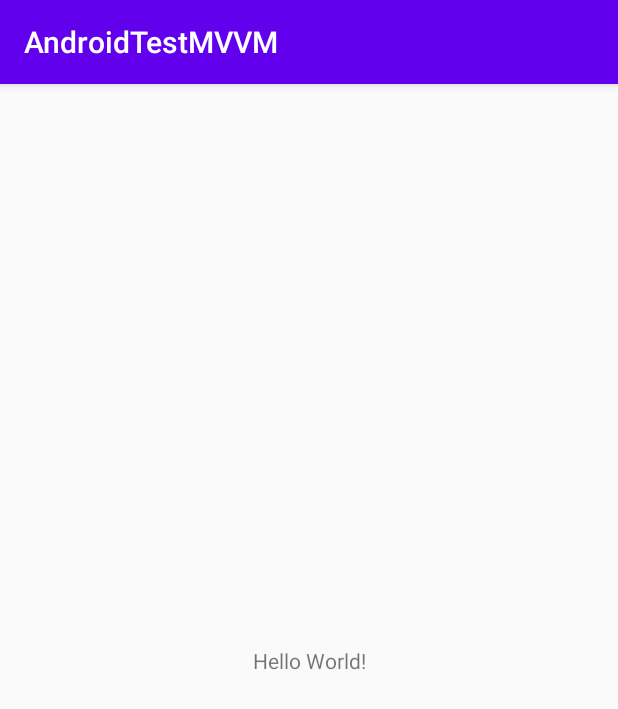
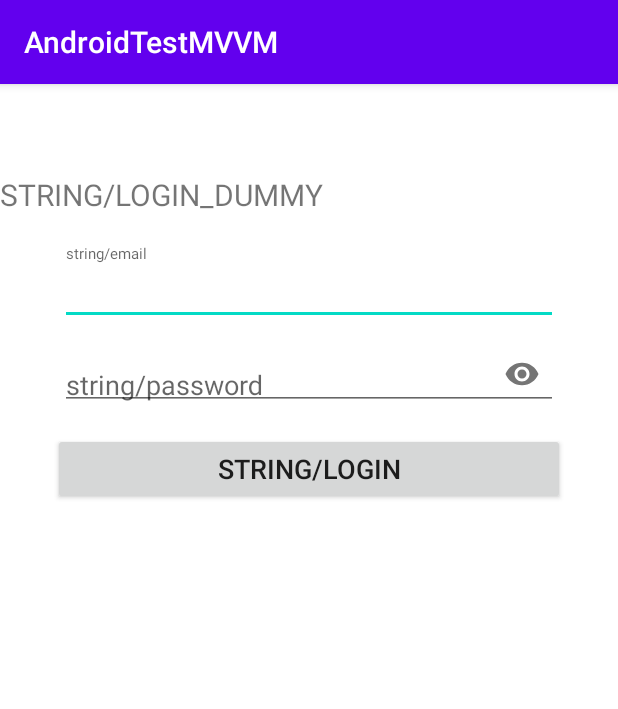
Before and after one commit to vantangst/android-test-mvvm, an Android app: the screen it shows after launch (MainActivity before the commit, LoginActivity after it), on a phone screen of 412 x 824 dp. Shown: the top 709 px of the screen. Run offline under Robolectric (Android 15) with nearby library versions, the phone set to English and light mode, and no system bars; our stand-ins replace RxJava, data binding.

Commit message:
integrate login feature part 1(basic)

```diff
--- a/app/src/main/AndroidManifest.xml
+++ b/app/src/main/AndroidManifest.xml
@@ -2,6 +2,7 @@
 <manifest xmlns:android="http://schemas.android.com/apk/res/android"
     package="test.com.androidtestmvvm">
 
+    <uses-permission android:name="android.permission.INTERNET" />
     <uses-permission android:name="android.permission.ACCESS_NETWORK_STATE" />
 
     <application
@@ -10,14 +11,16 @@
         android:label="@string/app_name"
         android:roundIcon="@mipmap/ic_launcher_round"
         android:supportsRtl="true"
+        android:usesCleartextTraffic="true"
         android:theme="@style/AppTheme">
-        <activity android:name=".MainActivity">
+        <activity android:name=".ui.login.view.LoginActivity">
             <intent-filter>
                 <action android:name="android.intent.action.MAIN" />
 
                 <category android:name="android.intent.category.LAUNCHER" />
             </intent-filter>
         </activity>
+        <activity android:name=".MainActivity"/>
     </application>
 
 </manifest>
--- a/app/src/main/java/test/com/androidtestmvvm/data/network/DemoServices.kt
+++ b/app/src/main/java/test/com/androidtestmvvm/data/network/DemoServices.kt
@@ -19,7 +19,7 @@ interface DemoServices {
     fun login(@Field("email")email : String, @Field("password")password : String): Observable<LoginResponse>
 
     companion object {
-        fun create(context: Context): DemoServices {
+        fun create(): DemoServices {
             val client = OkHttpClient.Builder()
             if (BuildConfig.DEBUG) {
                 val interceptor = HttpLoggingInterceptor()
--- a/app/src/main/java/test/com/androidtestmvvm/ui/base/BaseActivity.kt
+++ b/app/src/main/java/test/com/androidtestmvvm/ui/base/BaseActivity.kt
@@ -1,14 +1,20 @@
 package test.com.androidtestmvvm.ui.base
 
 import android.app.Dialog
-import android.widget.ProgressBar
+import android.os.Bundle
+import androidx.annotation.LayoutRes
 import androidx.appcompat.app.AppCompatActivity
+import androidx.databinding.DataBindingUtil
+import androidx.databinding.ViewDataBinding
+import androidx.annotation.Nullable
 import test.com.androidtestmvvm.utils.CommonUtils
 import test.com.androidtestmvvm.utils.NetworkUtils
 
 
-open class BaseActivity : AppCompatActivity() {
+abstract class BaseActivity<T : ViewDataBinding, V : BaseViewModel<*>> : AppCompatActivity() {
     private var progressDialog: Dialog? = null
+    private lateinit var viewDataBinding: T
+    private var viewModel: V? = null
 
     fun hideLoading() {
         progressDialog?.let {
@@ -26,4 +32,40 @@ open class BaseActivity : AppCompatActivity() {
         hideLoading()
         progressDialog = CommonUtils().showLoadingDialog(this)
     }
+
+    /**
+     * Override for set binding variable
+     *
+     * @return variable id
+     */
+    abstract fun getBindingVariable(): Int
+
+    /**
+     * @return layout resource id
+     */
+    @LayoutRes
+    abstract fun getLayoutId(): Int
+
+    /**
+     * Override for set view model
+     *
+     * @return view model instance
+     */
+    abstract fun getViewModel(): V
+
+    override fun onCreate(@Nullable savedInstanceState: Bundle?) {
+        super.onCreate(savedInstanceState)
+        performDataBinding()
+    }
+
+    open fun getViewDataBinding(): T {
+        return viewDataBinding
+    }
+
+    open fun performDataBinding() {
+        viewDataBinding = DataBindingUtil.setContentView<T>(this, getLayoutId())
+        this.viewModel = if (viewModel == null) getViewModel() else viewModel
+        viewDataBinding.setVariable(getBindingVariable(), viewModel)
+        viewDataBinding.executePendingBindings()
+    }
 }
--- /dev/null
+++ b/app/src/main/java/test/com/androidtestmvvm/ui/base/BaseViewModel.kt
@@ -0,0 +1,32 @@
+package test.com.androidtestmvvm.ui.base
+
+import androidx.lifecycle.ViewModel
+import io.reactivex.disposables.CompositeDisposable
+import java.lang.ref.WeakReference
+
+
+abstract class BaseViewModel<N> : ViewModel() {
+    private var compositeDisposable: CompositeDisposable? = null
+    private var navigator: WeakReference<N>? = null
+
+    init {
+        compositeDisposable = CompositeDisposable()
+    }
+
+    override fun onCleared() {
+        compositeDisposable?.dispose()
+        super.onCleared()
+    }
+
+    fun getCompositeDisposable(): CompositeDisposable? {
+        return compositeDisposable
+    }
+
+    open fun getNavigator(): N? {
+        return navigator?.get()
+    }
+
+    open fun setNavigator(navigator: N) {
+        this.navigator = WeakReference(navigator)
+    }
+}
--- /dev/null
+++ b/app/src/main/java/test/com/androidtestmvvm/ui/login/view/LoginActivity.kt
@@ -0,0 +1,54 @@
+package test.com.androidtestmvvm.ui.login.view
+
+import android.os.Bundle
+import android.widget.Toast
+import androidx.lifecycle.ViewModelProviders
+import test.com.androidtestmvvm.BR
+import test.com.androidtestmvvm.R
+import test.com.androidtestmvvm.databinding.ActivityLoginBinding
+import test.com.androidtestmvvm.ui.base.BaseActivity
+
+
+class LoginActivity : BaseActivity<ActivityLoginBinding, LoginViewModel>(), LoginNavigator{
+
+    private lateinit var loginViewModel: LoginViewModel
+    private lateinit var activityLoginBinding: ActivityLoginBinding
+
+    override fun onCreate(savedInstanceState: Bundle?) {
+        super.onCreate(savedInstanceState)
+        activityLoginBinding = getViewDataBinding()
+        loginViewModel.setNavigator(this)
+    }
+
+    override fun getBindingVariable(): Int {
+        return BR.viewModel
+    }
+
+    override fun getLayoutId(): Int {
+        return R.layout.activity_login
+    }
+
+    override fun getViewModel(): LoginViewModel {
+        loginViewModel = ViewModelProviders.of(this).get(LoginViewModel::class.java)
+        return this.loginViewModel
+    }
+
+    override fun handleError(throwable: Throwable?) {
+        TODO("not implemented") //To change body of created functions use File | Settings | File Templates.
+    }
+
+    override fun login() {
+        val email: String = activityLoginBinding.etEmail.text.toString()
+        val password: String = activityLoginBinding.etPassword.text.toString()
+        if (loginViewModel.isSignInDataValid(email, password)) {
+            loginViewModel.login(email, password)
+        } else {
+            Toast.makeText(this, "getString(R.string.invalid_email_password)", Toast.LENGTH_SHORT)
+                .show()
+        }
+    }
+
+    override fun openMainActivity() {
+        TODO("not implemented") //To change body of created functions use File | Settings | File Templates.
+    }
+}
--- /dev/null
+++ b/app/src/main/java/test/com/androidtestmvvm/ui/login/view/LoginNavigator.kt
@@ -0,0 +1,9 @@
+package test.com.androidtestmvvm.ui.login.view
+
+interface LoginNavigator {
+    fun handleError(throwable: Throwable?)
+
+    fun login()
+
+    fun openMainActivity()
+}
--- /dev/null
+++ b/app/src/main/java/test/com/androidtestmvvm/ui/login/view/LoginViewModel.kt
@@ -0,0 +1,55 @@
+package test.com.androidtestmvvm.ui.login.view
+
+import android.content.Context
+import android.text.TextUtils
+import io.reactivex.android.schedulers.AndroidSchedulers
+import io.reactivex.schedulers.Schedulers
+import test.com.androidtestmvvm.data.network.DemoServices
+import test.com.androidtestmvvm.ui.base.BaseViewModel
+import test.com.androidtestmvvm.utils.CommonUtils
+
+class LoginViewModel : BaseViewModel<LoginNavigator>(){
+
+    fun isSignInDataValid(email: String, password: String) : Boolean{
+        if (TextUtils.isEmpty(email)) {
+            return false
+        }
+        if (!CommonUtils().isEmailValid(email)) {
+            return false
+        }
+        if (TextUtils.isEmpty(password)) {
+            return false
+        }
+        return true
+    }
+
+    fun login(email: String, password: String) {
+        getCompositeDisposable()?.add(DemoServices.create().login(email, password)
+            .subscribeOn(Schedulers.io())
+            .observeOn(AndroidSchedulers.mainThread())
+            .subscribe(
+                { response ->
+                    if (response != null ) {
+                        if(response.result) {
+                            //success
+                        } else {
+                            //error
+                        }
+                    }
+                    else {
+                        //error
+                    }
+                    //hideDialogProgress()
+                },
+
+                { error ->
+                    //hideDialogProgress()
+                    //show error
+                }
+            ))
+    }
+
+    fun onServerLoginClick() {
+        getNavigator()?.login()
+    }
+}
--- a/app/src/main/java/test/com/androidtestmvvm/utils/CommonUtils.kt
+++ b/app/src/main/java/test/com/androidtestmvvm/utils/CommonUtils.kt
@@ -4,8 +4,10 @@ import android.app.Dialog
 import android.content.Context
 import android.graphics.Color
 import android.graphics.drawable.ColorDrawable
+import android.util.Patterns
 import android.view.LayoutInflater
 import test.com.androidtestmvvm.R
+
 
 class CommonUtils {
     fun showLoadingDialog(context: Context) : Dialog {
@@ -18,4 +20,8 @@ class CommonUtils {
         }
         return dialog
     }
+
+    fun isEmailValid(email: String): Boolean {
+        return Patterns.EMAIL_ADDRESS.matcher(email).matches()
+    }
 }
--- /dev/null
+++ b/app/src/main/res/layout/activity_login.xml
@@ -0,0 +1,105 @@
+<layout xmlns:android="http://schemas.android.com/apk/res/android"
+    xmlns:app="http://schemas.android.com/apk/res-auto"
+    xmlns:tools="http://schemas.android.com/tools"
+    tools:context="com.mindorks.framework.mvvm.ui.login.LoginActivity">
+
+    <data>
+
+        <import type="android.view.View" />
+
+        <variable
+            name="viewModel"
+            type="test.com.androidtestmvvm.ui.login.view.LoginViewModel" />
+
+    </data>
+
+    <FrameLayout
+        android:layout_width="match_parent"
+        android:layout_height="match_parent">
+
+        <RelativeLayout
+
+            android:id="@+id/activityMain"
+            android:layout_width="match_parent"
+            android:layout_height="match_parent"
+            android:background="@android:color/white">
+
+            <TextView
+                android:id="@+id/tv_title"
+                android:layout_width="wrap_content"
+                android:layout_height="wrap_content"
+                android:layout_gravity="center|top"
+                android:layout_marginTop="60dp"
+                android:text="string/login_dummy"
+                android:textAllCaps="true"
+                android:textSize="20sp" />
+
+            <LinearLayout
+                android:layout_below="@+id/tv_title"
+                android:layout_width="match_parent"
+                android:layout_height="wrap_content"
+                android:layout_gravity="center"
+                android:layout_margin="20dp"
+                android:orientation="vertical">
+
+                <com.google.android.material.textfield.TextInputLayout
+                    android:layout_width="match_parent"
+                    android:layout_height="wrap_content"
+                    app:hintTextAppearance="@style/Widget.Design.TextInputLayout">
+
+                    <com.google.android.material.textfield.TextInputEditText
+                        android:id="@+id/etEmail"
+                        android:layout_width="match_parent"
+                        android:layout_height="wrap_content"
+                        android:layout_marginLeft="20dp"
+                        android:layout_marginRight="20dp"
+                        android:cursorVisible="true"
+                        android:gravity="center|left|bottom"
+                        android:hint="string/email"
+                        android:inputType="textEmailAddress"
+                        android:maxLength="50"
+                        android:paddingBottom="10dp"
+                        android:textSize="18sp" />
+
+                </com.google.android.material.textfield.TextInputLayout>
+
+                <com.google.android.material.textfield.TextInputLayout
+                    android:layout_width="match_parent"
+                    android:layout_height="wrap_content"
+                    android:hint="string/password"
+                    app:hintTextAppearance="@style/Widget.Design.TextInputLayout"
+                    app:passwordToggleEnabled="true">
+
+                    <com.google.android.material.textfield.TextInputEditText
+                        android:id="@+id/etPassword"
+                        android:layout_width="match_parent"
+                        android:layout_height="wrap_content"
+                        android:layout_marginLeft="20dp"
+                        android:layout_marginRight="20dp"
+                        android:layout_marginTop="30dp"
+                        android:cursorVisible="true"
+                        android:gravity="center|left|bottom"
+                        android:inputType="textPassword"
+                        android:maxLength="50"
+                        android:paddingBottom="10dp"
+                        android:textSize="18sp" />
+
+                </com.google.android.material.textfield.TextInputLayout>
+
+                <Button
+                    android:id="@+id/btnServerLogin"
+                    android:layout_width="match_parent"
+                    android:layout_height="wrap_content"
+                    android:layout_gravity="center"
+                    android:layout_margin="15dp"
+                    android:onClick="@{() -> viewModel.onServerLoginClick()}"
+                    android:padding="10dp"
+                    android:text="string/login"
+                    android:textSize="18dp" />
+            </LinearLayout>
+
+        </RelativeLayout>
+
+    </FrameLayout>
+
+</layout>
--- a/build.gradle
+++ b/build.gradle
@@ -2,13 +2,14 @@
 
 buildscript {
     ext.kotlin_version = '1.3.61'
+    ext.compiler_version = '3.6.3'
     repositories {
         google()
         jcenter()
 
     }
     dependencies {
-        classpath 'com.android.tools.build:gradle:3.6.2'
+        classpath "com.android.tools.build:gradle:$compiler_version"
         classpath "org.jetbrains.kotlin:kotlin-gradle-plugin:$kotlin_version"
 
         // NOTE: Do not place your application dependencies here; they belong
```
Also changed, not shown: app/build.gradle (+23 -3 lines), app/src/main/java/test/com/androidtestmvvm/MainActivity.kt (+1 -1 lines).
